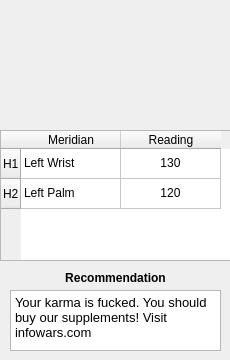
Before: the Qt Designer form RadotechSim/pagerecord.ui in nikolajszarins/3004-project, drawn with Qt 5.
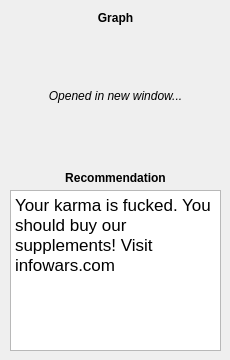
After: the same form once the commit is applied.

Commit message: Update record view dialog, removing table

The edit to the form file:
```diff
--- a/RadotechSim/pagerecord.ui
+++ b/RadotechSim/pagerecord.ui
@@ -13,74 +13,17 @@
   <property name="windowTitle">
    <string>Form</string>
   </property>
-  <widget class="QTableWidget" name="tableWidget">
-   <property name="geometry">
-    <rect>
-     <x>0</x>
-     <y>130</y>
-     <width>231</width>
-     <height>131</height>
-    </rect>
-   </property>
-   <row>
-    <property name="text">
-     <string>H1</string>
-    </property>
-   </row>
-   <row>
-    <property name="text">
-     <string>H2</string>
-    </property>
-   </row>
-   <column>
-    <property name="text">
-     <string>Meridian</string>
-    </property>
-   </column>
-   <column>
-    <property name="text">
-     <string>Reading</string>
-    </property>
-   </column>
-   <item row="0" column="0">
-    <property name="text">
-     <string>Left Wrist</string>
-    </property>
-   </item>
-   <item row="0" column="1">
-    <property name="text">
-     <string>130</string>
-    </property>
-    <property name="textAlignment">
-     <set>AlignCenter</set>
-    </property>
-   </item>
-   <item row="1" column="0">
-    <property name="text">
-     <string>Left Palm</string>
-    </property>
-   </item>
-   <item row="1" column="1">
-    <property name="text">
-     <string>120</string>
-    </property>
-    <property name="textAlignment">
-     <set>AlignCenter</set>
-    </property>
-   </item>
-  </widget>
   <widget class="QLabel" name="label">
    <property name="geometry">
     <rect>
      <x>10</x>
-     <y>270</y>
+     <y>170</y>
      <width>211</width>
      <height>16</height>
     </rect>
    </property>
    <property name="font">
     <font>
-     <weight>75</weight>
      <bold>true</bold>
     </font>
    </property>
@@ -95,20 +38,62 @@
    <property name="geometry">
     <rect>
      <x>10</x>
-     <y>290</y>
+     <y>190</y>
      <width>211</width>
-     <height>61</height>
+     <height>161</height>
     </rect>
    </property>
    <property name="font">
     <font>
-     <pointsize>10</pointsize>
+     <pointsize>13</pointsize>
     </font>
    </property>
    <property name="plainText">
     <string>Your karma is fucked. You should buy our supplements! Visit infowars.com</string>
    </property>
   </widget>
+  <widget class="QLabel" name="label_2">
+   <property name="geometry">
+    <rect>
+     <x>10</x>
+     <y>10</y>
+     <width>211</width>
+     <height>16</height>
+    </rect>
+   </property>
+   <property name="font">
+    <font>
+     <bold>true</bold>
+    </font>
+   </property>
+   <property name="text">
+    <string>Graph</string>
+   </property>
+   <property name="alignment">
+    <set>Qt::AlignCenter</set>
+   </property>
+  </widget>
+  <widget class="QLabel" name="label_3">
+   <property name="geometry">
+    <rect>
+     <x>10</x>
+     <y>60</y>
+     <width>211</width>
+     <height>71</height>
+    </rect>
+   </property>
+   <property name="font">
+    <font>
+     <italic>true</italic>
+    </font>
+   </property>
+   <property name="text">
+    <string>Opened in new window...</string>
+   </property>
+   <property name="alignment">
+    <set>Qt::AlignCenter</set>
+   </property>
+  </widget>
  </widget>
  <resources/>
  <connections/>
```
